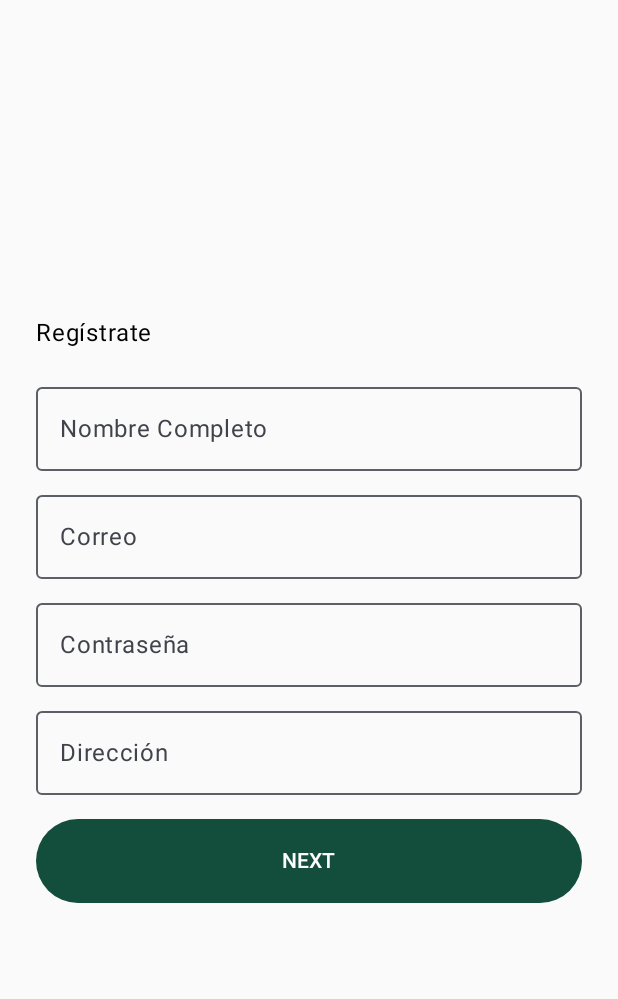
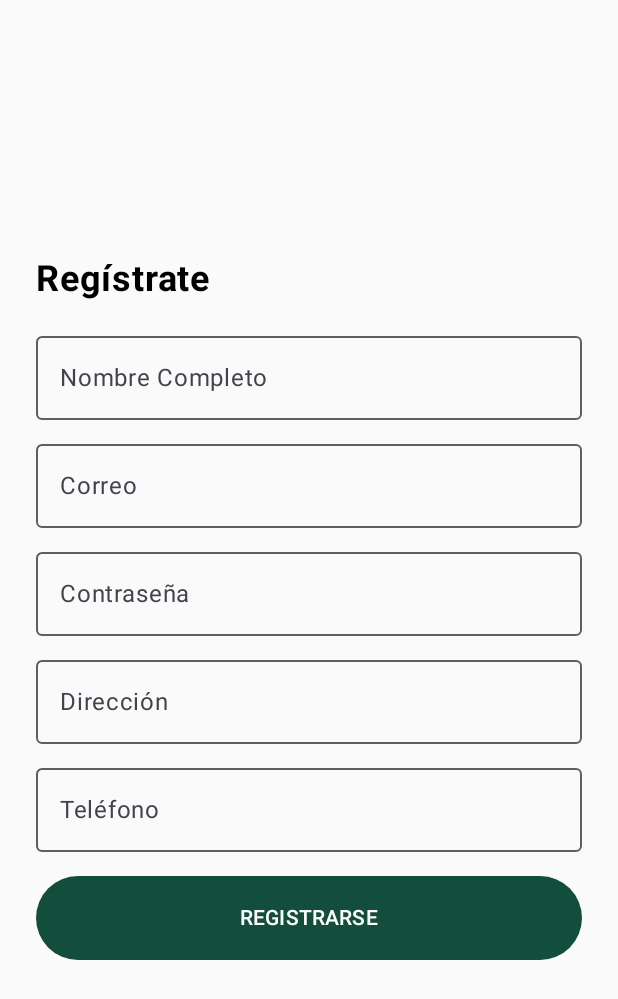
Before and after one commit to Darjom/molllin, an Android app built with Jetpack Compose: the RegisterScreen screen opened through its navigation route, on a phone screen of 412 x 824 dp. Shown: the top 999 px of the screen. Run offline under Robolectric (Android 15) with nearby library versions, the phone set to English and light mode, and no system bars; our stand-ins replace Dagger/Hilt's generated code, Firebase (no records; nobody signed in at launch, a user with empty details on screens opened directly).

```diff
--- a/app/src/main/java/com/mollin/app/presentation/screen/register/RegisterScreen.kt
+++ b/app/src/main/java/com/mollin/app/presentation/screen/register/RegisterScreen.kt
@@ -1,6 +1,7 @@
 package com.mollin.app.presentation.screen.register
 
 import androidx.compose.foundation.layout.*
+import androidx.compose.foundation.text.KeyboardOptions
 import androidx.compose.material3.Button
 import androidx.compose.material3.ButtonDefaults
 import androidx.compose.material3.CircularProgressIndicator
@@ -13,116 +14,71 @@ import androidx.compose.runtime.getValue
 import androidx.compose.ui.Alignment
 import androidx.compose.ui.Modifier
 import androidx.compose.ui.graphics.Color
+import androidx.compose.ui.text.font.FontWeight
+import androidx.compose.ui.text.input.KeyboardType
 import androidx.compose.ui.text.input.PasswordVisualTransformation
 import androidx.compose.ui.unit.dp
+import androidx.compose.ui.unit.sp
 import androidx.hilt.navigation.compose.hiltViewModel
 import androidx.navigation.NavController
 import com.mollin.app.ui.theme.Blanco
 import com.mollin.app.ui.theme.VerdeMolleOscuro
 
 @Composable
-fun RegisterScreen(
-    navController: NavController,
-    viewModel: RegisterViewModel = hiltViewModel()
-) {
+fun RegisterScreen(navController: NavController, viewModel: RegisterViewModel = hiltViewModel()) {
     val state by viewModel.uiState.collectAsState()
 
-    Box(
-        modifier = Modifier.fillMaxSize(),
-        contentAlignment = Alignment.Center
-    ) {
-        Column(
-            modifier = Modifier
-                .fillMaxWidth()
-                .padding(24.dp),
-            verticalArrangement = Arrangement.Center
-        ) {
-            Text(text = "Regístrate", modifier = Modifier.padding(bottom = 16.dp))
+    Box(modifier = Modifier.fillMaxSize(), contentAlignment = Alignment.Center) {
+        Column(modifier = Modifier.fillMaxWidth().padding(24.dp), verticalArrangement = Arrangement.Center) {
+            Text("Regístrate", modifier = Modifier.padding(bottom = 16.dp), fontSize = 24.sp, fontWeight = FontWeight.Bold)
 
-            // --- Nombre completo ---
+            // Nombre
             OutlinedTextField(
-                value = state.fullName,
-                onValueChange = viewModel::onNameChange,
-                label = { Text("Nombre Completo") },
-                colors = OutlinedTextFieldDefaults.colors(
-                    focusedTextColor = Color.Black,
-                    unfocusedTextColor = Color.Black
-                ),
+                value = state.fullName, onValueChange = viewModel::onNameChange,
+                label = { Text("Nombre Completo") }, modifier = Modifier.fillMaxWidth()
+            )
+            Spacer(Modifier.height(8.dp))
+
+            // Correo
+            OutlinedTextField(
+                value = state.email, onValueChange = viewModel::onEmailChange,
+                label = { Text("Correo") }, modifier = Modifier.fillMaxWidth()
+            )
+            Spacer(Modifier.height(8.dp))
+
+            // Contraseña
+            OutlinedTextField(
+                value = state.password, onValueChange = viewModel::onPasswordChange,
+                label = { Text("Contraseña") }, visualTransformation = PasswordVisualTransformation(),
                 modifier = Modifier.fillMaxWidth()
             )
             Spacer(Modifier.height(8.dp))
 
-            // --- Correo ---
+            // Dirección
             OutlinedTextField(
-                value = state.email,
-                onValueChange = viewModel::onEmailChange,
-                label = { Text("Correo") },
-                colors = OutlinedTextFieldDefaults.colors(
-                    focusedTextColor = Color.Black,
-                    unfocusedTextColor = Color.Black
-                ),
-                modifier = Modifier.fillMaxWidth()
+                value = state.address, onValueChange = viewModel::onAddressChange,
+                label = { Text("Dirección") }, modifier = Modifier.fillMaxWidth()
             )
             Spacer(Modifier.height(8.dp))
 
-            // --- Contraseña ---
+            // Teléfono
             OutlinedTextField(
-                value = state.password,
-                onValueChange = viewModel::onPasswordChange,
-                label = { Text("Contraseña") },
-                visualTransformation = PasswordVisualTransformation(),
-                colors = OutlinedTextFieldDefaults.colors(
-                    focusedTextColor = Color.Black,
-                    unfocusedTextColor = Color.Black
-                ),
+                value = state.phone, onValueChange = viewModel::onPhoneChange,
+                label = { Text("Teléfono") }, keyboardOptions = KeyboardOptions(keyboardType = KeyboardType.Phone),
                 modifier = Modifier.fillMaxWidth()
             )
-            Spacer(Modifier.height(8.dp))
 
-            // --- Dirección ---
-            OutlinedTextField(
-                value = state.address,
-                onValueChange = viewModel::onAddressChange,
-                label = { Text("Dirección") },
-                colors = OutlinedTextFieldDefaults.colors(
-                    focusedTextColor = Color.Black,
-                    unfocusedTextColor = Color.Black
-                ),
-                modifier = Modifier.fillMaxWidth()
-            )
             Spacer(Modifier.height(16.dp))
-
-            // --- Botón NEXT ---
-            Button(
-                onClick = {
-                    viewModel.onRegisterClick { navController.popBackStack() }
-                },
-                colors = ButtonDefaults.buttonColors(
-                    containerColor = VerdeMolleOscuro,
-                    contentColor = Blanco
-                ),
-                modifier = Modifier
-                    .fillMaxWidth()
-                    .height(56.dp)
+            Button(onClick = { viewModel.onRegisterClick { navController.popBackStack() } },
+                modifier = Modifier.fillMaxWidth().height(56.dp),
+                colors = ButtonDefaults.buttonColors(containerColor = VerdeMolleOscuro, contentColor = Blanco)
             ) {
-                Text("NEXT")
+                Text("REGISTRARSE")
             }
 
             Spacer(Modifier.height(12.dp))
-
-            // Indicador de carga
-            if (state.isLoading) {
-                CircularProgressIndicator(modifier = Modifier.align(Alignment.CenterHorizontally))
-            }
-
-            // Mensaje de error
-            state.error?.let { errorMsg ->
-                Text(
-                    text = errorMsg,
-                    color = Color.Red,
-                    modifier = Modifier.padding(top = 8.dp)
-                )
-            }
+            if (state.isLoading) CircularProgressIndicator(modifier = Modifier.align(Alignment.CenterHorizontally))
+            state.error?.let { Text(it, color = Color.Red, modifier = Modifier.padding(top = 8.dp)) }
         }
     }
 }
--- a/app/src/main/java/com/mollin/app/presentation/screen/register/RegisterViewModel.kt
+++ b/app/src/main/java/com/mollin/app/presentation/screen/register/RegisterViewModel.kt
@@ -17,6 +17,7 @@ data class RegisterUiState(
     val email: String = "",
     val password: String = "",
     val address: String = "",
+    val phone: String = "",
     val error: String? = null,
     val isLoading: Boolean = false
 )
@@ -34,6 +35,7 @@ class RegisterViewModel @Inject constructor(
     fun onEmailChange(email: String) = _uiState.update { it.copy(email = email) }
     fun onPasswordChange(pw: String) = _uiState.update { it.copy(password = pw) }
     fun onAddressChange(addr: String) = _uiState.update { it.copy(address = addr) }
+    fun onPhoneChange(phone: String) = _uiState.update { it.copy(phone = phone) }
 
     fun onRegisterClick(onSuccess: () -> Unit) {
         val state = _uiState.value
@@ -54,7 +56,8 @@ class RegisterViewModel @Inject constructor(
                     val userMap = mapOf(
                         "fullName" to state.fullName,
                         "email" to state.email,
-                        "address" to state.address
+                        "address" to state.address,
+                        "phone" to state.phone
                     )
                     db.collection("users")
                         .document(uid)
```
